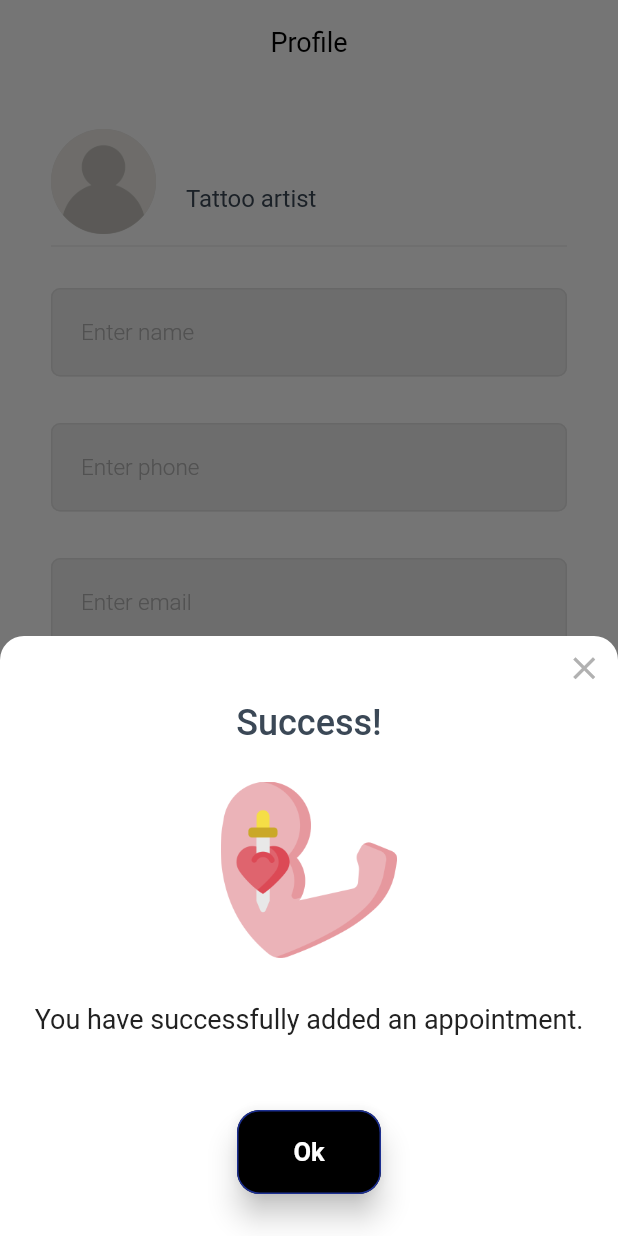
After one commit to Danis96/djudjo_scheduler, a Flutter app: the ProfilePage screen opened directly, after a tap on "Save", on a phone screen of 412 x 824 dp. The commit adds this screen. Run offline on Flutter 3.47's test engine with Material 2 defaults, Android fonts, the phone set to English and light mode, and no system bars; our stand-ins replace cloud_firestore, fan_carousel_image_slider, firebase_auth, firebase_core, firebase_crashlytics, flutter_custom_clippers and 11 more; missing offline and left inert: msh_checkbox, time_range; accounts and stored records are empty; Roboto replaces fonts that are missing (SourceSansPro).

Commit message:
profile page ui, profile page provider, repository, model, edit function, fetch admins,

```diff
--- a/lib/app/models/user_model.dart
+++ b/lib/app/models/user_model.dart
@@ -10,10 +10,11 @@ class Admin {
     this.lastSignIn = '',
   });
 
-  factory Admin.fromFirestore(DocumentSnapshot<Map<String, dynamic>> snapshot) {
-    final Map<String, dynamic>? data = snapshot.data();
+  factory Admin.fromFirestore(QueryDocumentSnapshot<dynamic> snapshot) {
+    final Map<String, dynamic>? data = snapshot.data() as Map<String, dynamic>;
     return Admin(
       name: data!['name'] as String,
+      id: snapshot.id,
       email: data['email'] as String,
       phone: data['phone'] as String,
       creationTime: data['creationTime'] as String,
@@ -33,7 +34,7 @@ class Admin {
 
   Map<String, dynamic> toFirestore() {
     return <String, dynamic>{
-      if (id != null) 'id': id,
+      if (id != null) 'uid': id,
       if (name != null) 'name': name,
       if (phone != null) 'phone': phone,
       if (email != null) 'email': email,
--- a/lib/app/providers/appointment_provider/appointment_provider.dart
+++ b/lib/app/providers/appointment_provider/appointment_provider.dart
@@ -1,10 +1,8 @@
-import 'package:cloud_firestore/cloud_firestore.dart';
 import 'package:djudjo_scheduler/app/models/appointment_model.dart';
 import 'package:djudjo_scheduler/app/providers/provider_utils/provider_constants.dart';
 import 'package:djudjo_scheduler/app/repositories/appointment_firestore_repository/appointment_firestore_repository.dart';
 import 'package:djudjo_scheduler/app/utils/language_strings.dart';
 import 'package:djudjo_scheduler/app/utils/string_extensions.dart';
-import 'package:flutter/cupertino.dart';
 import 'package:flutter/material.dart';
 import 'package:intl/intl.dart';
 import 'package:mask_text_input_formatter/mask_text_input_formatter.dart';
--- a/lib/app/providers/login_provider/login_provider.dart
+++ b/lib/app/providers/login_provider/login_provider.dart
@@ -29,9 +29,18 @@ class LoginProvider extends ChangeNotifier {
   final TextEditingController registerPhoneController = TextEditingController();
   final TextEditingController registerNameController = TextEditingController();
 
+  //profile
+  final TextEditingController profileEmailController = TextEditingController();
+  final TextEditingController profilePhoneController = TextEditingController();
+  final TextEditingController profileNameController = TextEditingController();
+
   Admin _admin = Admin();
 
   Admin get admin => _admin;
+
+  List<Admin>? _admins = <Admin>[];
+
+  List<Admin> get admins => _admins!;
 
   Future<String?> registerUser() async {
     if (areFieldsCompletedRegister()) {
@@ -69,6 +78,62 @@ class LoginProvider extends ChangeNotifier {
     } catch (e) {
       return e.toString();
     }
+  }
+
+  Future<String?> fetchAdmins() async {
+    try {
+      _admins = await _adminFirestoreRepository!.fetchAdminsFromFirestore();
+      getCurrentUser();
+      notifyListeners();
+      return null;
+    } catch (e) {
+      print(e);
+      return e.toString();
+    }
+  }
+
+  Future<String?> updateCurrentAdmin() async {
+    try {
+      setProfileEditChanges();
+      await _adminFirestoreRepository!.updateAdminToFirestore(_admin);
+      return null;
+    } catch (e) {
+      print(e);
+      return e.toString();
+    }
+  }
+
+  void setProfileEditChanges() {
+    final User? user = FirebaseAuth.instance.currentUser;
+    if (_admins != null && _admins!.isNotEmpty) {
+      for (final Admin _a in _admins!) {
+        if (_a.email! == user!.email!) {
+          _admin = Admin(
+            phone: profilePhoneController.text,
+            email: profileEmailController.text,
+            name: profileNameController.text,
+            lastSignIn: _a.lastSignIn,
+            id: _a.id,
+            creationTime: _a.creationTime,
+          );
+        }
+      }
+    }
+  }
+
+  void getCurrentUser() {
+    final User? user = FirebaseAuth.instance.currentUser;
+    if (_admins != null && _admins!.isNotEmpty) {
+      for (final Admin _a in _admins!) {
+        if (_a.email! == user!.email!) {
+          _admin = _a;
+        }
+      }
+    }
+    profileEmailController.text = _admin.email ?? '';
+    profileNameController.text = _admin.name ?? '';
+    profilePhoneController.text = _admin.phone ?? '';
+    notifyListeners();
   }
 
   Future<void> _setLoggedUserToAdminModel(User user) async {
--- a/lib/app/repositories/admin_firestore_repository/admin_firestore_repository.dart
+++ b/lib/app/repositories/admin_firestore_repository/admin_firestore_repository.dart
@@ -6,15 +6,39 @@ class AdminFirestoreRepository {
 
   AdminFirestoreRepository(){
     _firestore = FirebaseFirestore.instance;
-    adminsCollection = _firestore!.collection('admins');
+    _adminsCollection = _firestore!.collection('admins');
   }
 
   FirebaseFirestore? _firestore;
-  CollectionReference<dynamic>? adminsCollection;
+  CollectionReference<dynamic>? _adminsCollection;
 
   Future<String?> addAdminToFirestore(Admin user) async {
     try {
-      await adminsCollection!.add(user.toFirestore());
+      await _adminsCollection!.add(user.toFirestore());
+      return null;
+    } catch (e) {
+      return e.toString();
+    }
+  }
+
+  Future<List<Admin>?> fetchAdminsFromFirestore() async {
+    List<Admin> _model = <Admin>[];
+    try {
+      await _adminsCollection!.get().then((QuerySnapshot<dynamic> value) {
+         for(final QueryDocumentSnapshot<dynamic> doc in value.docs) {
+           final Admin admin = Admin.fromFirestore(doc);
+           _model.add(admin);
+         }
+      });
+      return _model;
+    } catch (e) {
+      return null;
+    }
+  }
+
+  Future<String?> updateAdminToFirestore(Admin admin) async {
+    try {
+      await _adminsCollection!.doc(admin.id).update(admin.toFirestore());
       return null;
     } catch (e) {
       return e.toString();
--- a/lib/app/utils/bottom_navigation_helper.dart
+++ b/lib/app/utils/bottom_navigation_helper.dart
@@ -1,3 +1,4 @@
+import 'package:djudjo_scheduler/app/view/profile_page/profile_page.dart';
 import 'package:flutter/material.dart';
 import '../../widgets/bottom_navigation_bar/custom_bottom_navigation_bar.dart';
 import '../view/bottom_navigation_bar/bottom_navigation_page.dart';
@@ -7,7 +8,7 @@ class BottomNavigationHelper {
   List<CustomBottomNavigationItem> bottomNavigationItems() => <CustomBottomNavigationItem>[
         CustomBottomNavigationItem(title: 'Schedule', icon: Icons.format_list_bulleted_rounded, page: const Homepage()),
         CustomBottomNavigationItem(title: 'Home', icon: Icons.home, page: const Homepage()),
-        CustomBottomNavigationItem(title: 'Profile', icon: Icons.person, page: const Homepage()),
+        CustomBottomNavigationItem(title: 'Profile', icon: Icons.person, page: const ProfilePage(isFromBottom: true)),
       ];
 
   void selectNavigationItem(BuildContext context, int item) {
--- a/lib/app/utils/drawer_helper.dart
+++ b/lib/app/utils/drawer_helper.dart
@@ -1,5 +1,7 @@
 import 'package:djudjo_scheduler/app/providers/appointment_provider/appointment_provider.dart';
+import 'package:djudjo_scheduler/app/providers/login_provider/login_provider.dart';
 import 'package:djudjo_scheduler/app/utils/language_strings.dart';
+import 'package:djudjo_scheduler/routing/route_arguments.dart';
 import 'package:djudjo_scheduler/widgets/drawer_list_item/custom_drawer_list_item.dart';
 import 'package:flutter/material.dart';
 import 'package:provider/provider.dart';
@@ -17,8 +19,9 @@ class DrawerHelper {
       ),
       DrawerListItem(
         title: Language.dr_item_profile,
-        routeName: Home,
+        routeName: Profile,
         iconData: Icons.person,
+        arguments: ProfilePageArguments(context.read<AppointmentProvider>(), context.read<LoginProvider>()),
         textStyle: TextStyle(fontSize: 16, fontWeight: FontWeight.w400, color: ColorHelper.towerRed.color),
       ),
       DrawerListItem(
--- a/lib/app/utils/language_strings.dart
+++ b/lib/app/utils/language_strings.dart
@@ -117,4 +117,13 @@ class Language {
   static const String ep_past_content =
       'You cannot turn this switch OFF because selected date for appointment is in the past. So automatically Finished switch is ON.\n\nSelect date in the future to be able to turn it off.';
 
+
+  // Profile page
+  static const String pp_app_bar = 'Profile';
+  static const String pp_headline = 'Tattoo artist';
+  static const String pp_email_hint = 'Enter email';
+  static const String pp_name_hint = 'Enter name';
+  static const String pp_phone_hint = 'Enter phone';
+  static const String pp_button = 'Save';
+
 }
--- a/lib/app/view/add_new_appointment/add_new_appointment.dart
+++ b/lib/app/view/add_new_appointment_page/add_new_appointment.dart
@@ -410,7 +410,7 @@ class NewAppointmentPage extends StatelessWidget {
             )),
             bottomWidget: CommonButton(
               onPressed: () {
-                // Navigator.of(context).pushNamed(Home);
+                Navigator.of(context).pushNamed(Home);
               },
               buttonTitle: Language.common_ok,
             ),
--- a/lib/app/view/appointment_details/appointment_details.dart
+++ b/lib/app/view/appointment_details_page/appointment_details.dart
@@ -1,7 +1,7 @@
 import 'package:djudjo_scheduler/app/providers/appointment_provider/appointment_provider.dart';
 import 'package:djudjo_scheduler/app/utils/language_strings.dart';
-import 'package:djudjo_scheduler/app/view/appointment_details/appointment_image_slider.dart';
-import 'package:djudjo_scheduler/app/view/appointment_details/appointment_info.dart';
+import 'package:djudjo_scheduler/app/view/appointment_details_page/appointment_image_slider.dart';
+import 'package:djudjo_scheduler/app/view/appointment_details_page/appointment_info.dart';
 import 'package:djudjo_scheduler/routing/routes.dart';
 import 'package:djudjo_scheduler/widgets/tab_bar/tab_bar_widget.dart';
 import 'package:flutter/material.dart';
--- a/lib/app/view/appointment_details/appointment_image_slider.dart
+++ b/lib/app/view/appointment_details_page/appointment_image_slider.dart
@@ -3,6 +3,7 @@ import 'package:flutter/material.dart';
 import 'package:provider/provider.dart';
 
 import '../../providers/appointment_provider/appointment_provider.dart';
+
 
 class AppointmentImageSliderPage extends StatelessWidget {
   @override
--- a/lib/app/view/login_page/login_page.dart
+++ b/lib/app/view/login_page/login_page.dart
@@ -129,7 +129,7 @@ class LoginPage extends StatelessWidget {
             if (error != null) {
               customSimpleDialog(context, buttonText: Language.common_ok, title: Language.common_error, content: error);
             } else {
-              Navigator.of(context).pushNamed(Home);
+              Navigator.of(context).pushNamedAndRemoveUntil(Home, (Route<dynamic> bool) => true);
             }
           });
         },
--- /dev/null
+++ b/lib/app/view/profile_page/profile_page.dart
@@ -0,0 +1,197 @@
+import 'package:djudjo_scheduler/app/providers/login_provider/login_provider.dart';
+import 'package:flutter/material.dart';
+import 'package:provider/provider.dart';
+
+import '../../../theme/color_helper.dart';
+import '../../../widgets/app_bars/common_app_bar.dart';
+import '../../../widgets/buttons/common_button.dart';
+import '../../../widgets/dialogs/simple_dialog.dart';
+import '../../../widgets/loaders/loader_app_dialog.dart';
+import '../../../widgets/modal_sheet/custom_modal_sheet.dart';
+import '../../../widgets/text_fields/custom_text_form_field.dart';
+import '../../utils/language_strings.dart';
+
+class ProfilePage extends StatefulWidget {
+  const ProfilePage({super.key, this.isFromBottom = false});
+
+  final bool isFromBottom;
+
+  @override
+  State<ProfilePage> createState() => _ProfilePageState();
+}
+
+class _ProfilePageState extends State<ProfilePage> {
+  @override
+  void initState() {
+    _getInitialData();
+    super.initState();
+  }
+
+  Future<void> _getInitialData() async {
+    await context.read<LoginProvider>().fetchAdmins();
+  }
+
+  @override
+  Widget build(BuildContext context) {
+    return Scaffold(
+      appBar: _buildAppBar(context, widget.isFromBottom),
+      body: _buildBody(context),
+      bottomNavigationBar: _buildBottomBar(context),
+    );
+  }
+}
+
+PreferredSizeWidget _buildAppBar(BuildContext context, bool isFromBottom) => commonAppBar(
+      context,
+      color: ColorHelper.white.color,
+      title: Language.pp_app_bar,
+      titleColor: Colors.black,
+      icon: isFromBottom ? null : Icons.arrow_back_ios,
+      leadingIconColor: ColorHelper.black.color,
+      onLeadingTap: () => Navigator.of(context).pop(),
+    );
+
+Widget _buildBody(BuildContext context) {
+  return SingleChildScrollView(
+    padding: const EdgeInsets.symmetric(horizontal: 34),
+    child: Column(
+      children: <Widget>[
+        const SizedBox(height: 30),
+        _buildImgHeader(context),
+        const Divider(),
+        _buildForm(context),
+      ],
+    ),
+  );
+}
+
+Widget _buildImgHeader(BuildContext context) {
+  return Row(
+    children: <Widget>[
+      GestureDetector(
+        onTap: () {
+          print('OPEN SLIKA upload');
+        },
+        child: Container(
+          width: 70,
+          height: 70,
+          decoration: BoxDecoration(shape: BoxShape.circle, color: ColorHelper.monochromaticGray200.color),
+          child: Image.asset('assets/user.png'),
+        ),
+      ),
+      const SizedBox(width: 20),
+      Column(
+        crossAxisAlignment: CrossAxisAlignment.start,
+        children: <Widget>[
+          Text(context.watch<LoginProvider>().admin.name!, style: Theme.of(context).textTheme.displayMedium!.copyWith(fontSize: 20)),
+          const Text(Language.pp_headline),
+        ],
+      ),
+    ],
+  );
+}
+
+Widget _buildForm(BuildContext context) {
+  return Form(
+    child: Column(
+      crossAxisAlignment: CrossAxisAlignment.start,
+      children: <Widget>[
+        const SizedBox(height: 20),
+        _buildNameField(context),
+        _buildPhoneField(context),
+        _buildEmailField(context),
+      ],
+    ),
+  );
+}
+
+Widget _buildEmailField(BuildContext context) {
+  return CustomTextFormField(
+    controller: context.read<LoginProvider>().profileEmailController,
+    hintText: Language.pp_email_hint,
+    key: const Key('pp_email_hint'),
+    keyboardType: TextInputType.emailAddress,
+    onFieldSubmitted: (String? s) {
+      FocusScope.of(context).nextFocus();
+    },
+  );
+}
+
+Widget _buildNameField(BuildContext context) {
+  return CustomTextFormField(
+    controller: context.read<LoginProvider>().profileNameController,
+    hintText: Language.pp_name_hint,
+    key: const Key('pp_name_hint'),
+    onFieldSubmitted: (String? s) {
+      FocusScope.of(context).nextFocus();
+    },
+  );
+}
+
+Widget _buildPhoneField(BuildContext context) {
+  return CustomTextFormField(
+    controller: context.read<LoginProvider>().profilePhoneController,
+    hintText: Language.pp_phone_hint,
+    key: const Key('pp_phone_hint'),
+    keyboardType: TextInputType.phone,
+    onFieldSubmitted: (String? s) {
+      FocusScope.of(context).nextFocus();
+    },
+  );
+}
+
+Widget _buildBottomBar(BuildContext context) {
+  return Container(
+    padding: const EdgeInsets.symmetric(horizontal: 50, vertical: 20),
+    child: CommonButton(
+      onPressed: () {
+        customLoaderCircleWhite(context: context);
+        context.read<LoginProvider>().updateCurrentAdmin().then((String? error) {
+          Navigator.of(context).pop();
+          if (error != null) {
+            customSimpleDialog(context, buttonText: Language.common_ok, title: Language.common_error, content: error);
+          } else {
+            showSuccessModal(context);
+          }
+        });
+      },
+      buttonTitle: Language.pp_button,
+    ),
+  );
+}
+
+void showSuccessModal(BuildContext context) {
+  showModalBottomSheet<dynamic>(
+    context: context,
+    isDismissible: false,
+    enableDrag: false,
+    backgroundColor: Colors.white,
+    shape: const RoundedRectangleBorder(
+      borderRadius: BorderRadius.only(
+        topLeft: Radius.circular(16),
+        topRight: Radius.circular(16),
+      ),
+    ),
+    builder: (BuildContext ctx) {
+      return CustomModalSheet(
+          height: 400,
+          title: Language.ana_success_title,
+          onClosePressed: () => Navigator.of(context).pop(),
+          bodyWidget: Container(
+              child: Column(
+            children: <Widget>[
+              Image.asset('assets/success.png', height: MediaQuery.of(context).size.height / 7),
+              const SizedBox(height: 30),
+              Text(Language.ana_success_subtitle,
+                  style: Theme.of(context).textTheme.displayMedium!.copyWith(fontWeight: FontWeight.w400, fontSize: 18)),
+            ],
+          )),
+          bottomWidget: CommonButton(
+            onPressed: () {
+              Navigator.of(context).pop();
+            },
+            buttonTitle: Language.common_ok,
+          ));
+    },
+  );
+}
--- a/lib/routing/route_arguments.dart
+++ b/lib/routing/route_arguments.dart
@@ -1,5 +1,9 @@
-class PinCodeArguments {
-  PinCodeArguments({required this.resetCode});
+import 'package:djudjo_scheduler/app/providers/appointment_provider/appointment_provider.dart';
+import 'package:djudjo_scheduler/app/providers/login_provider/login_provider.dart';
 
-  final String resetCode;
+class ProfilePageArguments {
+  ProfilePageArguments(this.appointmentProvider, this.loginProvider);
+
+  final AppointmentProvider appointmentProvider;
+  final LoginProvider loginProvider;
 }
--- a/lib/routing/route_generator.dart
+++ b/lib/routing/route_generator.dart
@@ -1,18 +1,20 @@
 import 'package:djudjo_scheduler/app/providers/appointment_provider/appointment_provider.dart';
 import 'package:djudjo_scheduler/app/providers/login_provider/login_provider.dart';
 import 'package:djudjo_scheduler/app/providers/stupidity_provider/stupidity_provider.dart';
-import 'package:djudjo_scheduler/app/view/add_new_appointment/add_new_appointment.dart';
 import 'package:djudjo_scheduler/app/view/bottom_navigation_bar/bottom_navigation_page.dart';
 import 'package:djudjo_scheduler/app/view/edit_page/edit_page.dart';
 import 'package:djudjo_scheduler/app/view/notification_page/notification_page.dart';
+import 'package:djudjo_scheduler/app/view/profile_page/profile_page.dart';
 import 'package:djudjo_scheduler/app/view/register_page/register_page.dart';
+import 'package:djudjo_scheduler/routing/route_arguments.dart';
 import 'package:flutter/material.dart';
 import 'package:provider/provider.dart';
 import 'package:provider/single_child_widget.dart';
 
 import '../app/providers/splash_provider/splash_provider.dart';
 import '../app/utils/navigation_animations.dart';
-import '../app/view/appointment_details/appointment_details.dart';
+import '../app/view/add_new_appointment_page/add_new_appointment.dart';
+import '../app/view/appointment_details_page/appointment_details.dart';
 import '../app/view/login_page/login_page.dart';
 import '../app/view/splash_page/splash_page.dart';
 import '../routing/routes.dart';
@@ -53,6 +55,16 @@ mixin RouteGenerator {
       case EditAppointment:
         return SlideAnimationTween(
             widget: ChangeNotifierProvider<AppointmentProvider>.value(value: settings.arguments as AppointmentProvider, child: EditPage()));
+      case Profile:
+        final ProfilePageArguments args = settings.arguments as ProfilePageArguments;
+        return SlideAnimationTween(
+            widget: MultiProvider(
+          providers: <SingleChildWidget>[
+            ChangeNotifierProvider<AppointmentProvider>.value(value: args.appointmentProvider),
+            ChangeNotifierProvider<LoginProvider>.value(value: args.loginProvider),
+          ],
+          child: ProfilePage(),
+        ));
 
       default:
         return _errorRoute();
--- a/lib/routing/routes.dart
+++ b/lib/routing/routes.dart
@@ -6,3 +6,4 @@ const String NewAppointment = '/new_appointment';
 const String AppointmentDetails = '/appointment_details';
 const String Notifications = '/notifications';
 const String EditAppointment = '/edit_appointment';
+const String Profile = '/profile';
```
Also changed, not shown: assets/user.png (added), lib/app/view/appointment_details_page/appointment_info.dart (renamed from lib/app/view/appointment_details/appointment_info.dart).
